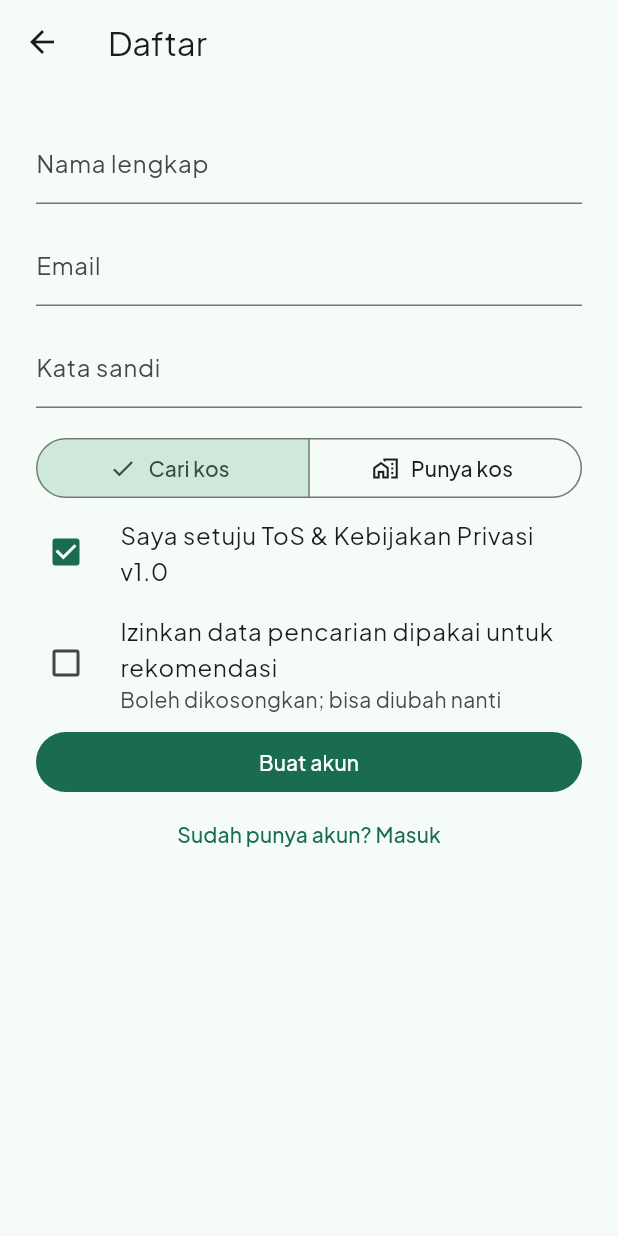
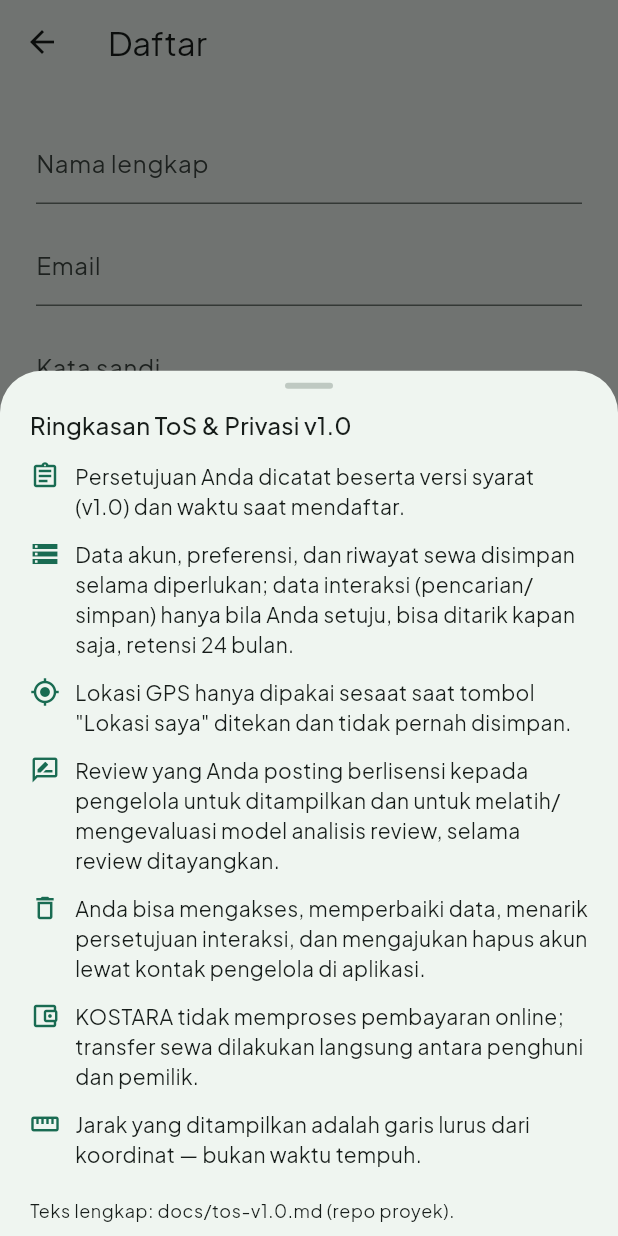
Before and after one commit to awaaaaja/kostara, a Flutter app: the RegisterScreen screen opened directly, after a tap on "Saya setuju ToS & Kebijakan Privasi v1.0", on a phone screen of 412 x 824 dp. Run offline on Flutter 3.47's test engine with Material 3 defaults, Android fonts, the phone set to English and light mode, and no system bars; our stand-ins replace flutter_map, flutter_riverpod, geolocator, go_router, image_picker, latlong2 and 2 more; accounts and stored records are empty; network calls fail.

Commit message:
feat(app): add role-based router and shell, ToS summary, and consent withdraw

```diff
--- a/lib/features/auth/auth_repository.dart
+++ b/lib/features/auth/auth_repository.dart
@@ -61,11 +61,15 @@ class AppProfile {
     required this.id,
     required this.role,
     required this.fullName,
+    this.tosVersion = '',
+    this.hasDataConsent = false,
   });
 
   final String id;
   final String role;
   final String fullName;
+  final String tosVersion;
+  final bool hasDataConsent;
 
   bool get isOwner => role == 'owner';
   bool get isAdmin => role == 'super_admin';
@@ -74,6 +78,8 @@ class AppProfile {
     id: json['id'] as String,
     role: json['role'] as String,
     fullName: json['full_name'] as String? ?? '',
+    tosVersion: json['tos_version'] as String? ?? '',
+    hasDataConsent: json['data_consent_at'] != null,
   );
 }
 
@@ -83,7 +89,7 @@ final currentProfileProvider = FutureProvider<AppProfile?>((ref) async {
   if (user == null) return null;
   final data = await Supabase.instance.client
       .from('profiles')
-      .select('id, role, full_name')
+      .select('id, role, full_name, tos_version, data_consent_at')
       .eq('id', user.id)
       .maybeSingle();
   return data == null ? null : AppProfile.fromJson(data);
--- a/lib/features/auth/register_screen.dart
+++ b/lib/features/auth/register_screen.dart
@@ -3,6 +3,7 @@ import 'package:flutter_riverpod/flutter_riverpod.dart';
 import 'package:go_router/go_router.dart';
 
 import 'auth_repository.dart';
+import 'tos_summary.dart';
 
 class RegisterScreen extends ConsumerStatefulWidget {
   const RegisterScreen({super.key});
@@ -148,6 +149,10 @@ class _RegisterScreenState extends ConsumerState<RegisterScreen> {
                 contentPadding: EdgeInsets.zero,
                 controlAffinity: ListTileControlAffinity.leading,
                 title: const Text('Saya setuju ToS & Kebijakan Privasi v1.0'),
+                subtitle: TextButton(
+                  onPressed: () => showTosSummarySheet(context),
+                  child: const Text('Baca ringkasan (wajib)'),
+                ),
                 onChanged: (v) => setState(() => _tos = v ?? false),
               ),
               CheckboxListTile(
--- /dev/null
+++ b/lib/features/auth/tos_summary.dart
@@ -0,0 +1,110 @@
+import 'package:flutter/material.dart';
+
+/// Ringkasan ToS & privasi v1.0 — wajib bisa dibaca sebelum mencentang
+/// persetujuan (cp02-privacy §3). Teks lengkap: docs/tos-v1.0.md.
+Future<void> showTosSummarySheet(BuildContext context) {
+  return showModalBottomSheet<void>(
+    context: context,
+    isScrollControlled: true,
+    builder: (ctx) => SafeArea(
+      child: DraggableScrollableSheet(
+        expand: false,
+        initialChildSize: 0.7,
+        builder: (ctx, scrollController) => ListView(
+          controller: scrollController,
+          padding: const EdgeInsets.fromLTRB(20, 8, 20, 24),
+          children: [
+            Center(
+              child: Container(
+                width: 32,
+                height: 4,
+                decoration: BoxDecoration(
+                  color: Theme.of(ctx).colorScheme.outlineVariant,
+                  borderRadius: BorderRadius.circular(2),
+                ),
+              ),
+            ),
+            const SizedBox(height: 12),
+            Text(
+              'Ringkasan ToS & Privasi v1.0',
+              style: Theme.of(ctx).textTheme.titleMedium,
+            ),
+            const SizedBox(height: 12),
+            const _Item(
+              icon: Icons.assignment_outlined,
+              text:
+                  'Persetujuan Anda dicatat beserta versi syarat (v1.0) '
+                  'dan waktu saat mendaftar.',
+            ),
+            const _Item(
+              icon: Icons.storage_outlined,
+              text:
+                  'Data akun, preferensi, dan riwayat sewa disimpan selama '
+                  'diperlukan; data interaksi (pencarian/simpan) hanya bila '
+                  'Anda setuju, bisa ditarik kapan saja, retensi 24 bulan.',
+            ),
+            const _Item(
+              icon: Icons.my_location_outlined,
+              text:
+                  'Lokasi GPS hanya dipakai sesaat saat tombol "Lokasi '
+                  'saya" ditekan dan tidak pernah disimpan.',
+            ),
+            const _Item(
+              icon: Icons.rate_review_outlined,
+              text:
+                  'Review yang Anda posting berlisensi kepada pengelola '
+                  'untuk ditampilkan dan untuk melatih/mengevaluasi model '
+                  'analisis review, selama review ditayangkan.',
+            ),
+            const _Item(
+              icon: Icons.delete_outline,
+              text:
+                  'Anda bisa mengakses, memperbaiki data, menarik '
+                  'persetujuan interaksi, dan mengajukan hapus akun lewat '
+                  'kontak pengelola di aplikasi.',
+            ),
+            const _Item(
+              icon: Icons.account_balance_wallet_outlined,
+              text:
+                  'KOSTARA tidak memproses pembayaran online; transfer '
+                  'sewa dilakukan langsung antara penghuni dan pemilik.',
+            ),
+            const _Item(
+              icon: Icons.straighten_outlined,
+              text:
+                  'Jarak yang ditampilkan adalah garis lurus dari '
+                  'koordinat — bukan waktu tempuh.',
+            ),
+            const SizedBox(height: 8),
+            Text(
+              'Teks lengkap: docs/tos-v1.0.md (repo proyek).',
+              style: Theme.of(ctx).textTheme.bodySmall,
+            ),
+          ],
+        ),
+      ),
+    ),
+  );
+}
+
+class _Item extends StatelessWidget {
+  const _Item({required this.icon, required this.text});
+
+  final IconData icon;
+  final String text;
+
+  @override
+  Widget build(BuildContext context) {
+    return Padding(
+      padding: const EdgeInsets.only(bottom: 12),
+      child: Row(
+        crossAxisAlignment: CrossAxisAlignment.start,
+        children: [
+          Icon(icon, size: 20, color: Theme.of(context).colorScheme.primary),
+          const SizedBox(width: 10),
+          Expanded(child: Text(text)),
+        ],
+      ),
+    );
+  }
+}
```
Also changed, not shown: lib/core/router/app_router.dart (+55 -2 lines), lib/core/router/app_shell.dart (+116 -41 lines), lib/features/profile/profile_screen.dart (added, +167 -0 lines), 1 other file.
